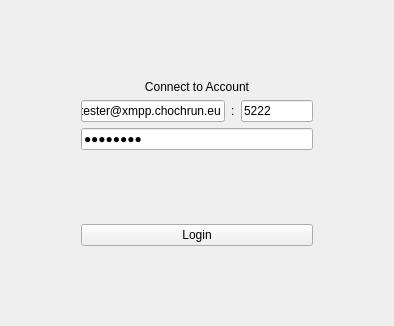
Qt form loginwidget.ui (Inozitol/qXClient) before a commit.
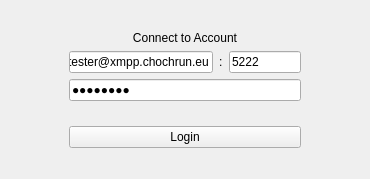
The same form after that commit.

The edit to the form file:
```diff
--- a/loginwidget.ui
+++ b/loginwidget.ui
@@ -6,8 +6,8 @@
    <rect>
     <x>0</x>
     <y>0</y>
-    <width>394</width>
-    <height>326</height>
+    <width>370</width>
+    <height>179</height>
    </rect>
   </property>
   <property name="windowTitle">
```
